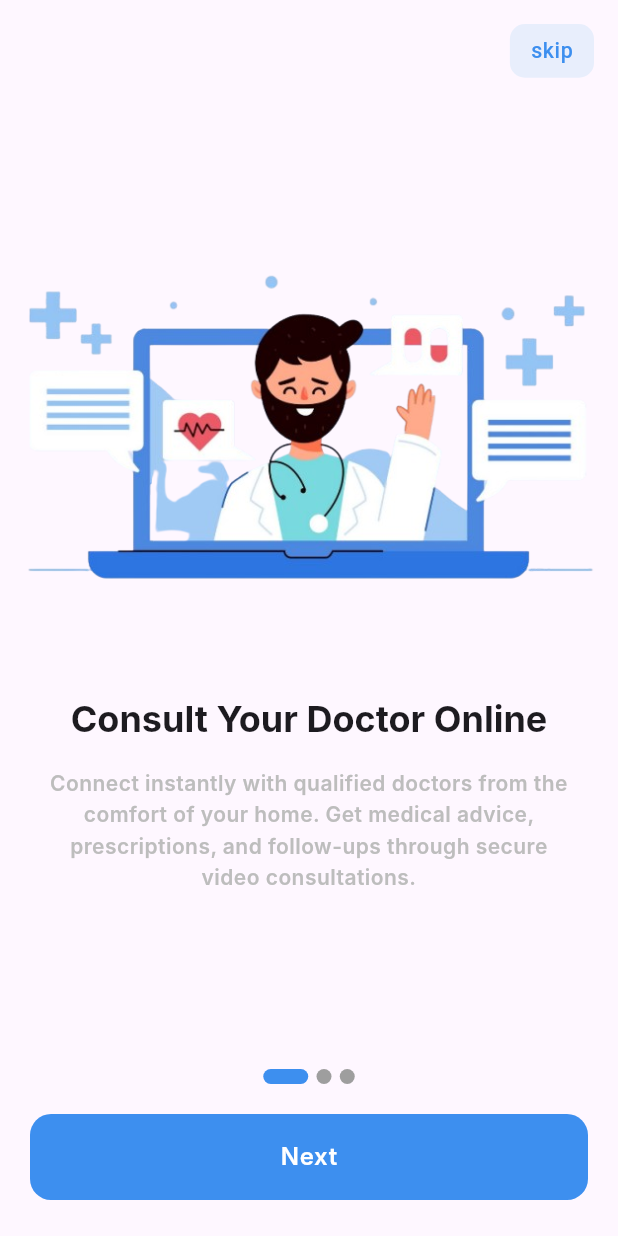
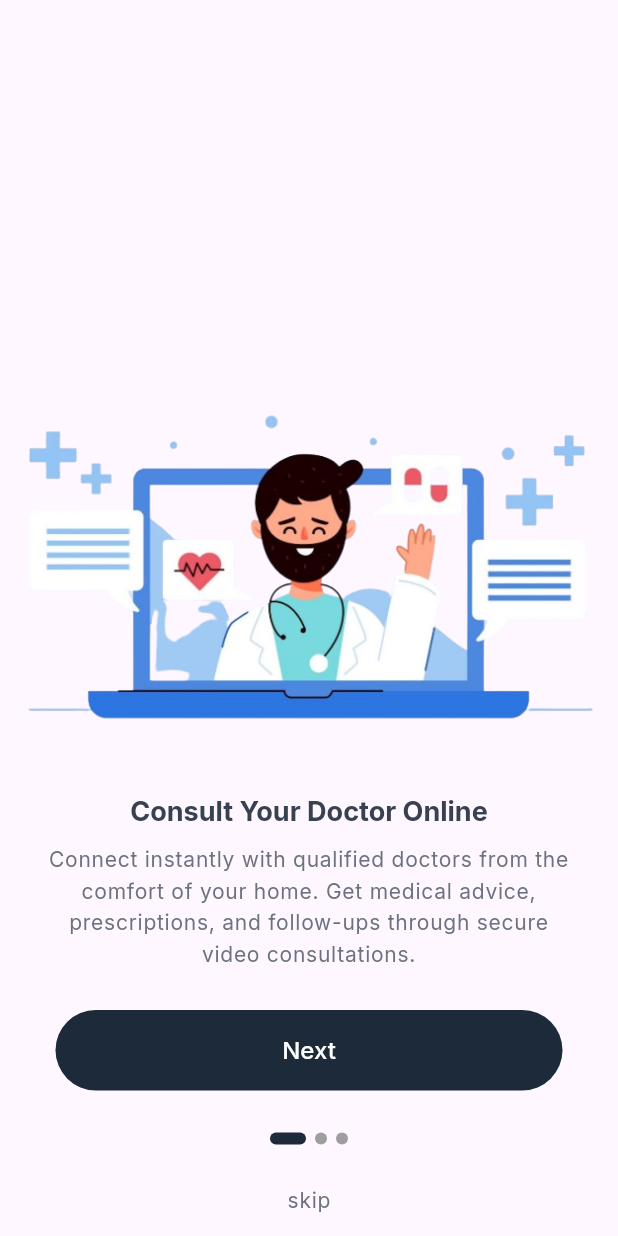
Before and after one commit to MohamedNassrr/doctor_booking_app, a Flutter app: the screen it shows after launch, on a phone screen of 412 x 824 dp. Run offline on Flutter 3.47's test engine with Material 3 defaults, Android fonts, the phone set to English and light mode, and no system bars; drawn by our look-alikes of smooth_page_indicator; our stand-ins replace flutter_screenutil, go_router, shared_preferences.

Commit message:
- refactor onBoarding screen - add text & color theming (appColor theme) - add fonts

```diff
--- /dev/null
+++ b/devtools_options.yaml
@@ -0,0 +1,3 @@
+description: This file stores settings for Dart & Flutter DevTools.
+documentation: https://docs.flutter.dev/tools/devtools/extensions#configure-extension-enablement-states
+extensions:
--- a/lib/constance.dart
+++ /dev/null
@@ -1,3 +0,0 @@
-import 'package:flutter/material.dart';
-
-const primaryColor = Color(0xFF3D8FEF);
--- /dev/null
+++ b/lib/core/themes/app_color.dart
@@ -0,0 +1,42 @@
+import 'package:flutter/material.dart';
+
+class AppColors {
+  // Main Colors
+  static const Color mainColor = Color(0xFF1C2A3A);
+
+  // Greyscale
+  static const Color grey50 = Color(0xFFF9FAFB);
+  static const Color grey100 = Color(0xFFF3F4F6);
+  static const Color grey200 = Color(0xFFE5E7EB);
+  static const Color grey300 = Color(0xFFD1D5DB);
+  static const Color grey400 = Color(0xFF9CA3AF);
+  static const Color grey500 = Color(0xFF6B7280);
+  static const Color grey600 = Color(0xFF4B5563);
+  static const Color grey700 = Color(0xFF374151);
+  static const Color grey800 = Color(0xFF1F2937);
+  static const Color grey900 = Color(0xFF111928);
+
+  // Others - Greens
+  static const Color deepTeal = Color(0xFF014737);
+  static const Color teal = Color(0xFF4D9B87);
+  static const Color lightTeal = Color(0xFFA4C9C3);
+  static const Color green = Color(0xFF9FC78C);
+  static const Color paleGreen = Color(0xFFD2F2E4);
+
+  // Others - Reds/Pinks
+  static const Color darkRed = Color(0xFF771D1D);
+  static const Color deepPink = Color(0xFFDC8B87);
+  static const Color pink = Color(0xFFDFB8B6);
+  static const Color lightPink = Color(0xFFFDEBEB);
+
+  // Others - Purples
+  static const Color lightPurple = Color(0xFFACA4CD);
+  static const Color purple = Color(0xFF3A2491);
+
+  // Others - Blues
+  static const Color blue = Color(0xFF1C54F2);
+  static const Color paleBlue = Color(0xFF88CDDB);
+
+  // Others - Orange
+  static const Color orange = Color(0xFFE8A47E);
+}
--- a/lib/core/themes/custom_themes/custom_text_theme.dart
+++ b/lib/core/themes/custom_themes/custom_text_theme.dart
@@ -2,35 +2,99 @@ import 'package:flutter/material.dart';
 
 class CustomTextTheme {
   static TextTheme lightTextTheme = const TextTheme(
+    // Headings
+    displayLarge: TextStyle(
+      fontSize: 20,
+      fontFamily: 'Inter',
+      fontWeight: FontWeight.bold,
+      height: 1.5, // Line Height: 150%
+    ),
+    displayMedium: TextStyle(
+      fontSize: 18,
+      fontFamily: 'Inter',
+      fontWeight: FontWeight.bold,
+      height: 1.5, // Line Height: 150%
+    ),
+    displaySmall: TextStyle(
+      fontSize: 16,
+      fontFamily: 'Inter',
+      fontWeight: FontWeight.bold,
+      height: 1.5, // Line Height: 150%
+    ),
+    headlineMedium: TextStyle(
+      fontSize: 14,
+      fontFamily: 'Inter',
+      fontWeight: FontWeight.bold,
+      height: 1.5, // Line Height: 150%
+    ),
+
+    // Body
+    bodyLarge: TextStyle(
+      fontSize: 18,
+      fontFamily: 'Inter',
+      fontWeight: FontWeight.normal,
+      height: 1.5, // Line Height: 150%
+    ),
+    bodyMedium: TextStyle(
+      fontSize: 16,
+      fontFamily: 'Inter',
+      fontWeight: FontWeight.w600, // SemiBold
+      height: 1.5, // Line Height: 150%
+    ),
+    bodySmall: TextStyle(
+      fontSize: 14,
+      fontFamily: 'Inter',
+      fontWeight: FontWeight.bold,
+      height: 1.5, // Line Height: 150%
+    ),
+
+    // Body variants (using label styles for additional body text)
+    labelLarge: TextStyle(
+      fontSize: 14,
+      fontFamily: 'Inter',
+      fontWeight: FontWeight.w600, // SemiBold
+      height: 1.5, // Line Height: 150%
+    ),
+    labelMedium: TextStyle(
+      fontSize: 14,
+      fontFamily: 'Inter',
+      fontWeight: FontWeight.w500, // Medium
+      height: 1.5, // Line Height: 150%
+    ),
+    labelSmall: TextStyle(
+      fontSize: 14,
+      fontFamily: 'Inter',
+      fontWeight: FontWeight.normal,
+      height: 1.5, // Line Height: 150%
+    ),
+
+    // Body XS variants (using title styles)
     titleLarge: TextStyle(
-      fontSize: 24,
-      fontFamily: 'Inter',
-      fontWeight: FontWeight.w700,
+      fontSize: 12,
+      fontFamily: 'Poppins',
+      fontWeight: FontWeight.bold,
+      height: 1.5, // Line Height: 150%
     ),
     titleMedium: TextStyle(
-      fontSize: 20,
-      fontFamily: 'Roboto',
-      fontWeight: FontWeight.w600,
+      fontSize: 12,
+      fontFamily: 'Poppins',
+      fontWeight: FontWeight.w600, // SemiBold
+      height: 1.5, // Line Height: 150%
     ),
     titleSmall: TextStyle(
-      fontSize: 18,
-      fontFamily: 'Inter',
-      fontWeight: FontWeight.w600,
+      fontSize: 12,
+      fontFamily: 'Poppins',
+      fontWeight: FontWeight.w500, // Medium
+      height: 1.5, // Line Height: 150%
     ),
-    labelMedium: TextStyle(
+
+    // Button
+    // Using headlineSmall for button text
+    headlineSmall: TextStyle(
       fontSize: 16,
       fontFamily: 'Inter',
-      fontWeight: FontWeight.w500,
-    ),
-    bodyMedium: TextStyle(
-      fontSize: 14,
-      fontFamily: 'Inter',
-      fontWeight: FontWeight.w600,
-    ),
-    bodySmall: TextStyle(
-      fontSize: 14.28,
-      fontFamily: 'Roboto',
-      fontWeight: FontWeight.w500,
+      fontWeight: FontWeight.w500, // Medium
+      height: 1.5, // Line Height: 150%
     ),
   );
 }
--- a/lib/core/themes/themes_data.dart
+++ b/lib/core/themes/themes_data.dart
@@ -1,4 +1,3 @@
-import 'package:clinic_booking_app/constance.dart';
 import 'package:clinic_booking_app/core/themes/custom_themes/custom_text_theme.dart';
 import 'package:flutter/material.dart';
 
@@ -6,6 +5,5 @@ class AppTheme {
   static ThemeData lightTheme = ThemeData(
     brightness: Brightness.light,
     textTheme: CustomTextTheme.lightTextTheme,
-    primaryColor: primaryColor,
   );
 }
--- a/lib/core/widgets/custom_text_button.dart
+++ b/lib/core/widgets/custom_text_button.dart
@@ -1,4 +1,4 @@
-import 'package:clinic_booking_app/constance.dart';
+import 'package:clinic_booking_app/core/themes/app_color.dart';
 import 'package:flutter/material.dart';
 import 'package:flutter_screenutil/flutter_screenutil.dart';
 
@@ -18,10 +18,10 @@ class CustomTextButton extends StatelessWidget {
   Widget build(BuildContext context) {
     return Container(
       width: double.infinity,
-      height: 48.h,
-      decoration: const BoxDecoration(
-        color: primaryColor,
-        borderRadius: BorderRadius.all(Radius.circular(14)),
+      height: 45.h,
+      decoration:  const BoxDecoration(
+        color: AppColors.mainColor,
+        borderRadius: BorderRadius.all(Radius.circular(63)),
       ),
       child: TextButton(
         onPressed: onPressed,
@@ -31,10 +31,7 @@ class CustomTextButton extends StatelessWidget {
               )
             : Text(
                 title,
-                style: Theme.of(context).textTheme.labelMedium!.copyWith(
-                  fontWeight: FontWeight.w600,
-                  color: Colors.white,
-                ),
+                style: Theme.of(context).textTheme.headlineSmall!.copyWith(color: Colors.white),
               ),
       ),
     );
--- a/lib/features/Auth/presentation/views/login_view.dart
+++ b/lib/features/Auth/presentation/views/login_view.dart
@@ -1,3 +1,4 @@
+import 'package:clinic_booking_app/features/auth/presentation/views/widgets/login_view_body.dart';
 import 'package:flutter/material.dart';
 
 class LoginView extends StatelessWidget {
@@ -6,7 +7,7 @@ class LoginView extends StatelessWidget {
   @override
   Widget build(BuildContext context) {
     return const Scaffold(
-      body: SafeArea(child: Text('login screen')),
+      body: SafeArea(child: LoginViewBody()),
     );
   }
 }
--- /dev/null
+++ b/lib/features/Auth/presentation/views/widgets/login_view_body.dart
@@ -0,0 +1,14 @@
+import 'package:flutter/material.dart';
+
+class LoginViewBody extends StatelessWidget {
+  const LoginViewBody({super.key});
+
+  @override
+  Widget build(BuildContext context) {
+    return Column(
+      children: [
+
+      ],
+    );
+  }
+}
--- a/lib/features/onboarding/presentation/views/widgets/boarding_indicator_button.dart
+++ b/lib/features/onboarding/presentation/views/widgets/boarding_indicator_button.dart
@@ -1,5 +1,5 @@
-import 'package:clinic_booking_app/constance.dart';
 import 'package:clinic_booking_app/core/services/local_storage.dart';
+import 'package:clinic_booking_app/core/themes/app_color.dart';
 import 'package:clinic_booking_app/core/utils/app_routing.dart';
 import 'package:clinic_booking_app/core/widgets/custom_text_button.dart';
 import 'package:clinic_booking_app/features/onboarding/data/models/onboarding_model.dart';
@@ -28,22 +28,13 @@ class _BoardingIndicatorButtonState extends State<BoardingIndicatorButton> {
   @override
   Widget build(BuildContext context) {
     return Padding(
-      padding: const EdgeInsets.symmetric(horizontal: 20, vertical: 24),
+      padding: const EdgeInsets.symmetric(horizontal: 20, vertical: 13),
       child: Column(
-        spacing: 20,
+        spacing: 28,
         children: [
-          SmoothPageIndicator(
-            controller: widget.onBoardingController,
-            count: widget.onBoardingItems.length,
-            effect: const ExpandingDotsEffect(
-              activeDotColor: primaryColor,
-              dotColor: Colors.grey,
-              dotWidth: 10,
-              dotHeight: 10,
-              spacing: 5.5,
-            ),
-          ),
-          CustomTextButton(
+          Padding(
+            padding: const EdgeInsets.symmetric(horizontal: 17),
+            child: CustomTextButton(
               title: widget.isLast ? 'Get Started' : 'Next',
               onPressed: () {
                 if (widget.isLast) {
@@ -59,6 +50,18 @@ class _BoardingIndicatorButtonState extends State<BoardingIndicatorButton> {
                 }
               },
             ),
+          ),
+          SmoothPageIndicator(
+            controller: widget.onBoardingController,
+            count: widget.onBoardingItems.length,
+            effect: const ExpandingDotsEffect(
+              activeDotColor: AppColors.mainColor,
+              dotColor: Colors.grey,
+              dotWidth: 8,
+              dotHeight: 8,
+              spacing: 6,
+            ),
+          ),
         ],
       ),
     );
--- a/lib/features/onboarding/presentation/views/widgets/oboarding_view_body.dart
+++ b/lib/features/onboarding/presentation/views/widgets/oboarding_view_body.dart
@@ -26,8 +26,8 @@ class _OboardingViewBodyState extends State<OboardingViewBody> {
   @override
   Widget build(BuildContext context) {
     return Column(
+      mainAxisAlignment: MainAxisAlignment.center,
       children: [
-        const SkipButton(),
         Expanded(
           child: PageView.builder(
             controller: onBoardingController,
@@ -54,6 +54,7 @@ class _OboardingViewBodyState extends State<OboardingViewBody> {
           onBoardingItems: item,
           isLast: isLast,
         ),
+         const SkipButton(),
       ],
     );
   }
--- a/lib/features/onboarding/presentation/views/widgets/onboardin_body.dart
+++ b/lib/features/onboarding/presentation/views/widgets/onboardin_body.dart
@@ -1,3 +1,4 @@
+import 'package:clinic_booking_app/core/themes/app_color.dart';
 import 'package:clinic_booking_app/features/onboarding/data/models/onboarding_model.dart';
 import 'package:flutter/material.dart';
 
@@ -10,30 +11,30 @@ class OnBoardingBody extends StatelessWidget {
   @override
   Widget build(BuildContext context) {
     return Column(
-      mainAxisAlignment: MainAxisAlignment.center,
+      mainAxisAlignment: MainAxisAlignment.end,
       crossAxisAlignment: CrossAxisAlignment.center,
       spacing: 10,
       children: [
         Image(image: AssetImage(item[index].imageUrl)),
-        const SizedBox(height: 20),
         Padding(
           padding: const EdgeInsets.symmetric(horizontal: 30),
           child: Column(
-            spacing: 17,
+            spacing: 8,
             children: [
               Text(
                 item[index].title,
-                style: Theme.of(context).textTheme.titleLarge,
+                style: Theme.of(
+                  context,
+                ).textTheme.displayMedium!.copyWith(color: AppColors.grey700),
               ),
               Text(
                 item[index].description,
                 textAlign: TextAlign.center,
-                style: Theme.of(context).textTheme.bodyMedium!.copyWith(
-                  color: Colors.grey[400],
-                  height: 1.5,
-                  letterSpacing: 0.3,
-                ),
+                style: Theme.of(
+                  context,
+                ).textTheme.labelSmall!.copyWith(color: AppColors.grey500),
               ),
+              const SizedBox(height: 6),
             ],
           ),
         ),
--- a/lib/features/onboarding/presentation/views/widgets/skip_button.dart
+++ b/lib/features/onboarding/presentation/views/widgets/skip_button.dart
@@ -1,8 +1,7 @@
-import 'package:clinic_booking_app/constance.dart';
 import 'package:clinic_booking_app/core/services/local_storage.dart';
+import 'package:clinic_booking_app/core/themes/app_color.dart';
 import 'package:clinic_booking_app/core/utils/app_routing.dart';
 import 'package:flutter/material.dart';
-import 'package:flutter_screenutil/flutter_screenutil.dart';
 import 'package:go_router/go_router.dart';
 
 class SkipButton extends StatelessWidget {
@@ -10,21 +9,9 @@ class SkipButton extends StatelessWidget {
 
   @override
   Widget build(BuildContext context) {
-    return Padding(
-      padding: const EdgeInsets.all(16),
-      child: Align(
-        alignment: AlignmentDirectional.topEnd,
-        child: Container(
-          width: 49.w,
-          height: 30.h,
-          decoration: BoxDecoration(
-            shape: BoxShape.rectangle,
-            color: const Color.fromARGB(93, 194, 223, 246),
-            borderRadius: BorderRadius.circular(10),
-          ),
-          child: TextButton(
+    return TextButton(
       style: ButtonStyle(
-              overlayColor: WidgetStateProperty.all(Colors.grey[200]),
+        overlayColor: WidgetStateProperty.all(AppColors.grey500),
       ),
       onPressed: () async{
          await LocalStorage.setData(key: 'onBoarding', value: true);
@@ -34,10 +21,7 @@ class SkipButton extends StatelessWidget {
         'skip',
         style: Theme.of(
           context,
-              ).textTheme.bodySmall!.copyWith(color: primaryColor),
-            ),
-          ),
-        ),
+        ).textTheme.labelSmall!.copyWith(color: AppColors.grey500),
       ),
     );
   }
```
Also changed, not shown: pubspec.yaml (+8 -11 lines), assets/fonts/Inter.ttf (added), assets/fonts/Poppins_light.ttf (added). Lines whose indentation alone changed are shown as unchanged.
